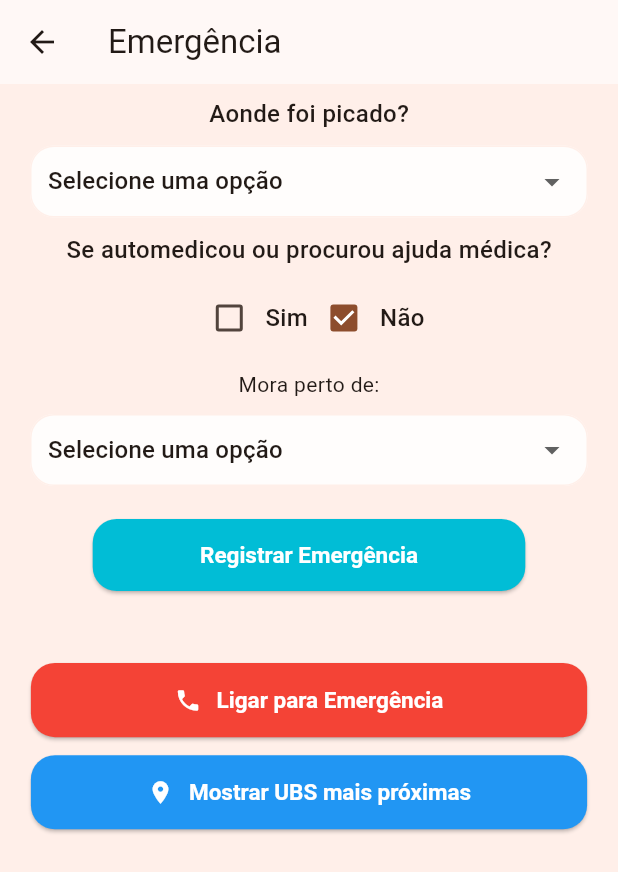
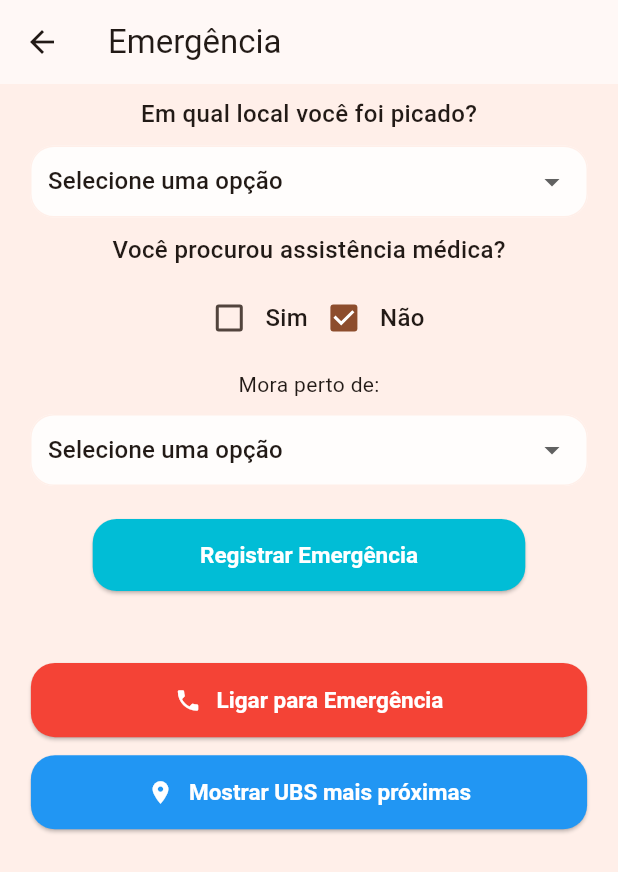
Before and after one commit to higorito/escorpiao, a Flutter app: the screen it shows once a user with an empty profile is signed in, after a tap on "Emergência!", on a phone screen of 412 x 824 dp. Shown: the top 872 px of the screen. Run offline on Flutter 3.47's test engine with Material 3 defaults, Android fonts, the phone set to English and light mode, and no system bars; our stand-ins replace cloud_firestore, dio, firebase_auth, firebase_core, firebase_storage, flutter_carousel_widget and 7 more; missing offline and left inert: custom_info_window, flutter_pdfview, validatorless; accounts and stored records are empty; generated files the repository leaves out were written again; network calls fail; Roboto replaces fonts that are missing (Montserrat).

Commit message:
algumas mudanças

```diff
--- a/lib/src/pages/NovoCasoSimplificadoPage/simplificado_page.dart
+++ b/lib/src/pages/NovoCasoSimplificadoPage/simplificado_page.dart
@@ -74,7 +74,7 @@ class _NovoCasoSimplificadoPageState extends State<NovoCasoSimplificadoPage> {
             child: Column(
               mainAxisAlignment: MainAxisAlignment.center,
               children: [
-                const Text('Aonde você viu:',
+                const Text('Inclua aqui uma foto do local onde o escorpião foi visto:',
                     style:
                         TextStyle(fontWeight: FontWeight.w500, fontSize: 16)),
                 const SizedBox(
@@ -116,7 +116,7 @@ class _NovoCasoSimplificadoPageState extends State<NovoCasoSimplificadoPage> {
                 const SizedBox(
                   height: 16,
                 ),
-                const Text('Selecione o tipo de Escorpião (clique)',
+                const Text('Selecione a imagem que se assemelha com o que você viu:',
                     style:
                         TextStyle(fontWeight: FontWeight.w500, fontSize: 16)),
                 const SizedBox(
@@ -206,7 +206,7 @@ class _NovoCasoSimplificadoPageState extends State<NovoCasoSimplificadoPage> {
                   height: 10,
                 ),
                 const Text(
-                    'Sua localização atual será enviada junto com o caso.',
+                    'Sua localização será enviada junto com o caso.',
                     style: TextStyle(fontWeight: FontWeight.w500)),
                 const SizedBox(height: 10),
                 const Text('Verifique as informações antes de continuar:'),
--- a/lib/src/pages/emergencia/emergencia_page.dart
+++ b/lib/src/pages/emergencia/emergencia_page.dart
@@ -36,7 +36,7 @@ class _PageEmergenciaState extends State<PageEmergencia> {
             child: Column(
               mainAxisAlignment: MainAxisAlignment.center,
               children: [
-                const Text('Aonde foi picado?',
+                const Text('Em qual local você foi picado?',
                     style:
                         TextStyle(fontSize: 16, fontWeight: FontWeight.w500)),
                 const SizedBox(height: 10),
@@ -83,7 +83,7 @@ class _PageEmergenciaState extends State<PageEmergencia> {
                 ),
                 const SizedBox(height: 10),
                 //sim ou nao
-                const Text('Se automedicou ou procurou ajuda médica?',
+                const Text('Você procurou assistência médica?',
                     style:
                         TextStyle(fontSize: 16, fontWeight: FontWeight.w500)),
                 const SizedBox(height: 10),
@@ -223,8 +223,8 @@ class _PageEmergenciaState extends State<PageEmergencia> {
                   height: size.height * 0.06,
                   child: ElevatedButton(
                     style: ElevatedButton.styleFrom(
-                      primary: Colors.blue,
-                      onPrimary: Colors.white,
+                      backgroundColor: Colors.blue,
+                      foregroundColor: Colors.white,
                     ),
                     onPressed: () {
                       Navigator.push(
--- a/lib/src/pages/home_page.dart
+++ b/lib/src/pages/home_page.dart
@@ -89,15 +89,15 @@ class _HomePageState extends State<HomePage> {
               ],
             ),
           ),
-          ListTile(
-            title: const Text('Configurações'),
-            onTap: () {
-              // Update the state of the app
-              // ...
-              // Then close the drawer
-              Navigator.pop(context);
-            },
-          ),
+          // ListTile(
+          //   title: const Text('Configurações'),
+          //   onTap: () {
+          //     // Update the state of the app
+          //     // ...
+          //     // Then close the drawer
+          //     Navigator.pop(context);
+          //   },
+          // ),
           ListTile(
             title: const Text('Sobre nós'),
             onTap: () {
@@ -193,9 +193,9 @@ class _HomePageState extends State<HomePage> {
   final List<String> ListImages = [
     'https://www.saude.ce.gov.br/wp-content/uploads/sites/9/2020/12/Banner_CB_Capa_cuidados-basicos-escorpiao_09-12-20.png',
     'https://palotina.pr.gov.br/uploads/articles/2023-03/escorpioes-prevencao-ainda-e-a-melhor-solucao-para-evitar-acidentes-3f2e1b09a7.jpeg',
-    'https://scontent.fvag4-1.fna.fbcdn.net/v/t1.6435-9/80327540_2884569578220844_2339922092943736832_n.png?stp=dst-png_p526x296&_nc_cat=105&ccb=1-7&_nc_sid=5f2048&_nc_ohc=-xBhM9h7adgAX8_QZba&_nc_ht=scontent.fvag4-1.fna&oh=00_AfDhV1GhUQKds_y6CdEKDBdFFlEwrgjAs6ZRwNhXUfw1Mw&oe=663005FD',
     'https://www.extrema.mg.gov.br/wp-content/uploads/2020/01/escorpi%C3%A3o-700x500.jpg',
     'https://guaratingueta.sp.gov.br/wp-content/uploads/2022/08/escorpianismo-800x445.jpg',
+    'https://image.portaldacidade.com/unsafe/https://bucket.portaldacidade.com/riodaspedras.portaldacidade.com/img/news/2022-08/secretaria-de-saude-alerta-para-a-alta-incidencia-de-ataque-de-escorpiao-630773127c438.jpeg'
   ];
 
   @override
@@ -243,7 +243,8 @@ class _HomePageState extends State<HomePage> {
                   height: size.height * 0.23,
                   width: double.infinity,
                   child: ExpandableCarousel(
-                    options: CarouselOptions(
+                    options: ExpandableCarouselOptions (
+
                       autoPlay: true,
                       autoPlayInterval: const Duration(seconds: 5),
                     ),
@@ -361,7 +362,7 @@ class _HomePageState extends State<HomePage> {
                               crossAxisAlignment: CrossAxisAlignment.start,
                               children: [
                                 Text(
-                                  'Adicionar novo caso',
+                                  'Registro de avistamento',
                                   style: TextStyle(
                                       fontSize: 22,
                                       fontWeight: FontWeight.bold,
--- a/lib/src/pages/login_page/login_page.dart
+++ b/lib/src/pages/login_page/login_page.dart
@@ -186,7 +186,7 @@ class _LoginPageState extends State<LoginPage> {
                     height: 48,
                     child: OutlinedButton(
                       style: OutlinedButton.styleFrom(
-                        primary: Colors.white,
+                        foregroundColor: Colors.white,
                         backgroundColor: AppTheme.blueColor,
                       ),
                       onPressed: () {
--- a/lib/src/services/download_image.dart
+++ b/lib/src/services/download_image.dart
@@ -12,7 +12,7 @@ class FirebaseImageDownloader {
 
       return imageData;
     } catch (e) {
-      print('Erro ao obter imagem do Firebase Storage: $e');
+      print('Erro ao obter imagem!');
       return null;
     }
   }
```
Also changed, not shown: lib/src/services/upload_image.dart (+4 -4 lines), firebase.json (added), pubspec.lock, 4 other files.
